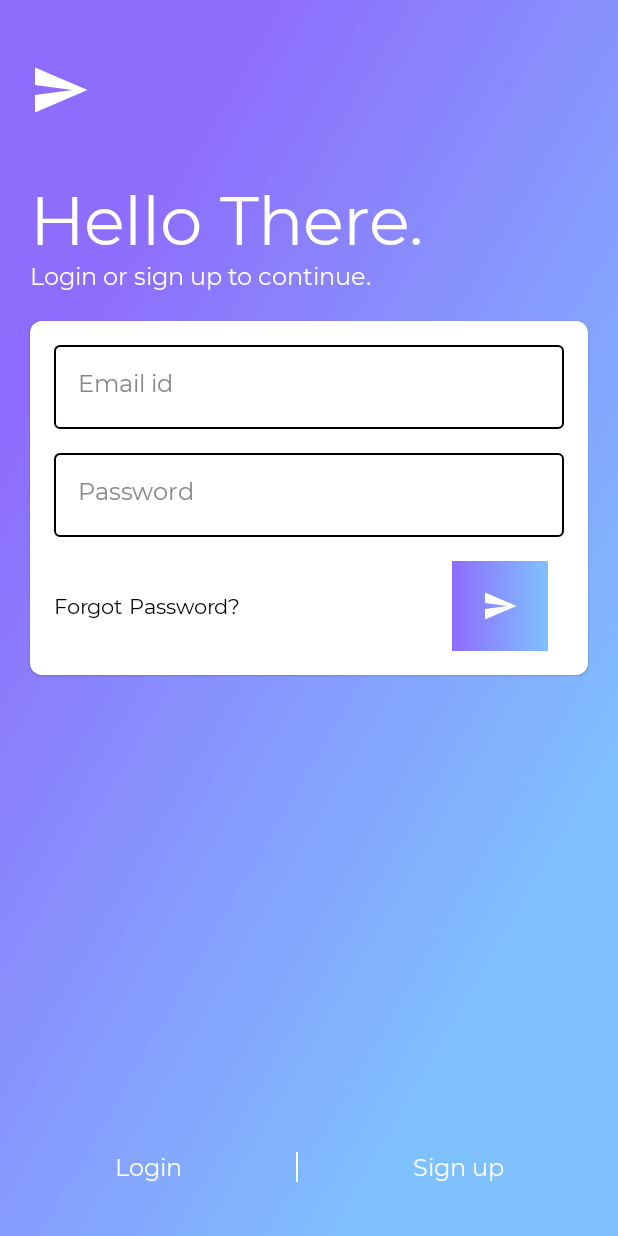
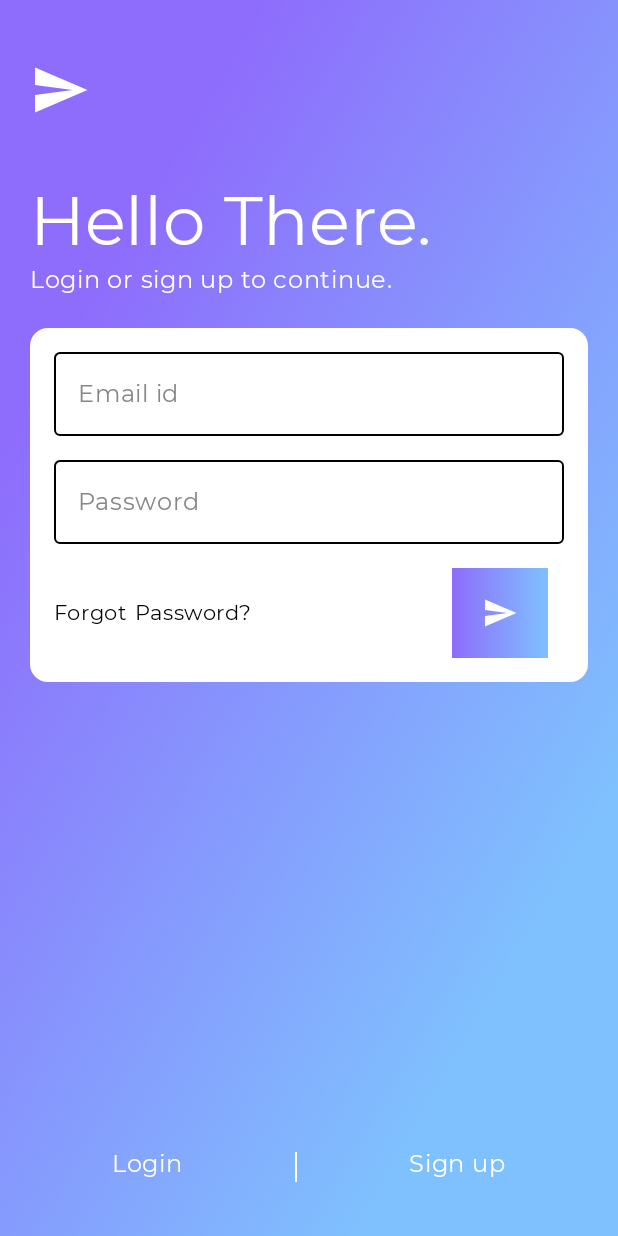
Before and after one commit to nihas/Jetpack-Compose-Login-Screen, an Android app built with Jetpack Compose: the screen it shows after launch (MainActivity), on a phone screen of 412 x 824 dp. Run offline under Robolectric (Android 15) with nearby library versions, the phone set to English and light mode, and no system bars.

Commit message:
Latest Compose UI Changes Gradle changes

```diff
--- a/app/src/main/java/com/nihas/composeloginflow/animations/SplashTransition.kt
+++ b/app/src/main/java/com/nihas/composeloginflow/animations/SplashTransition.kt
@@ -1,4 +1,4 @@
-package ru.beryukhov.coffeegram.animations
+package com.nihas.composeloginflow.animations
 
 import androidx.compose.animation.core.MutableTransitionState
 import androidx.compose.animation.core.Spring
--- a/app/src/main/java/com/nihas/composeloginflow/ui/theme/Color.kt
+++ b/app/src/main/java/com/nihas/composeloginflow/ui/theme/Color.kt
@@ -2,7 +2,10 @@ package com.nihas.composeloginflow.ui.theme
 
 import androidx.compose.ui.graphics.Color
 
-val Purple200 = Color(0xFFBB86FC)
-val Purple500 = Color(0xFF6200EE)
-val Purple700 = Color(0xFF3700B3)
-val Teal200 = Color(0xFF03DAC5)
+val Purple80 = Color(0xFFD0BCFF)
+val PurpleGrey80 = Color(0xFFCCC2DC)
+val Pink80 = Color(0xFFEFB8C8)
+
+val Purple40 = Color(0xFF6650a4)
+val PurpleGrey40 = Color(0xFF625b71)
+val Pink40 = Color(0xFF7D5260)
--- a/app/src/main/java/com/nihas/composeloginflow/ui/theme/Shape.kt
+++ /dev/null
@@ -1,11 +0,0 @@
-package com.nihas.composeloginflow.ui.theme
-
-import androidx.compose.foundation.shape.RoundedCornerShape
-import androidx.compose.material.Shapes
-import androidx.compose.ui.unit.dp
-
-val Shapes = Shapes(
-    small = RoundedCornerShape(4.dp),
-    medium = RoundedCornerShape(8.dp),
-    large = RoundedCornerShape(16.dp)
-)
--- a/app/src/main/java/com/nihas/composeloginflow/ui/theme/Theme.kt
+++ b/app/src/main/java/com/nihas/composeloginflow/ui/theme/Theme.kt
@@ -1,40 +1,70 @@
 package com.nihas.composeloginflow.ui.theme
 
+import android.app.Activity
+import android.os.Build
 import androidx.compose.foundation.isSystemInDarkTheme
-import androidx.compose.material.MaterialTheme
-import androidx.compose.material.darkColors
-import androidx.compose.material.lightColors
+import androidx.compose.material3.MaterialTheme
+import androidx.compose.material3.darkColorScheme
+import androidx.compose.material3.dynamicDarkColorScheme
+import androidx.compose.material3.dynamicLightColorScheme
+import androidx.compose.material3.lightColorScheme
 import androidx.compose.runtime.Composable
-import androidx.compose.ui.graphics.Color
+import androidx.compose.runtime.SideEffect
+import androidx.compose.ui.graphics.toArgb
+import androidx.compose.ui.platform.LocalContext
+import androidx.compose.ui.platform.LocalView
+import androidx.core.view.WindowCompat
 
-private val DarkColorPalette = darkColors(
-    primary = Purple200,
-    primaryVariant = Purple700,
-    secondary = Teal200
+private val DarkColorScheme = darkColorScheme(
+    primary = Purple80,
+    secondary = PurpleGrey80,
+    tertiary = Pink80
 )
 
-private val LightColorPalette = lightColors(
-    primary = Purple500,
-    primaryVariant = Purple700,
-    secondary = Teal200,
+private val LightColorScheme = lightColorScheme(
+    primary = Purple40,
+    secondary = PurpleGrey40,
+    tertiary = Pink40
 
+    /* Other default colors to override
+    background = Color(0xFFFFFBFE),
+    surface = Color(0xFFFFFBFE),
+    onPrimary = Color.White,
+    onSecondary = Color.White,
+    onTertiary = Color.White,
+    onBackground = Color(0xFF1C1B1F),
+    onSurface = Color(0xFF1C1B1F),
+    */
 )
 
 @Composable
 fun ComposeLoginFlowTheme(
     darkTheme: Boolean = isSystemInDarkTheme(),
-    content: @Composable() () -> Unit
+    // Dynamic color is available on Android 12+
+    dynamicColor: Boolean = true,
+    content: @Composable () -> Unit
 ) {
-    val colors = if (darkTheme) {
-        DarkColorPalette
-    } else {
-        LightColorPalette
+    val colorScheme = when {
+        dynamicColor && Build.VERSION.SDK_INT >= Build.VERSION_CODES.S -> {
+            val context = LocalContext.current
+            if (darkTheme) dynamicDarkColorScheme(context) else dynamicLightColorScheme(context)
+        }
+
+        darkTheme -> DarkColorScheme
+        else -> LightColorScheme
+    }
+    val view = LocalView.current
+    if (!view.isInEditMode) {
+        SideEffect {
+            val window = (view.context as Activity).window
+            window.statusBarColor = colorScheme.primary.toArgb()
+            WindowCompat.getInsetsController(window, view).isAppearanceLightStatusBars = darkTheme
+        }
     }
 
     MaterialTheme(
-        colors = colors,
+        colorScheme = colorScheme,
         typography = Typography,
-        shapes = Shapes,
         content = content
     )
 }
--- a/app/src/main/java/com/nihas/composeloginflow/ui/theme/Type.kt
+++ b/app/src/main/java/com/nihas/composeloginflow/ui/theme/Type.kt
@@ -1,6 +1,5 @@
 package com.nihas.composeloginflow.ui.theme
-
-import androidx.compose.material.Typography
+import androidx.compose.material3.Typography
 import androidx.compose.ui.text.TextStyle
 import androidx.compose.ui.text.font.Font
 import androidx.compose.ui.text.font.FontFamily
@@ -17,54 +16,29 @@ val light = Font(R.font.montserrat_light, FontWeight.Light)
 
 val appFontFamily = FontFamily(fonts = listOf(regular, medium, semibold, light))
 
+// Set of Material typography styles to start with
 val Typography = Typography(
-    h4 = TextStyle(
-        fontFamily = appFontFamily,
-        fontWeight = FontWeight.W700,
-        fontSize = 30.sp
-    ),
-    h5 = TextStyle(
-        fontFamily = appFontFamily,
-        fontWeight = FontWeight.W600,
-        fontSize = 24.sp
-    ),
-    h6 = TextStyle(
-        fontFamily = appFontFamily,
-        fontWeight = FontWeight.W700,
-        fontSize = 20.sp
-    ),
-    subtitle1 = TextStyle(
+    bodyLarge = TextStyle(
         fontFamily = appFontFamily,
         fontWeight = FontWeight.Normal,
-        fontSize = 16.sp
-    ),
-    subtitle2 = TextStyle(
-        fontFamily = appFontFamily,
-        fontWeight = FontWeight.W600,
-        fontSize = 14.sp
-    ),
-    body1 = TextStyle(
-        fontFamily = appFontFamily,
-        fontWeight = FontWeight.Normal,
-        fontSize = 16.sp
-    ),
-    body2 = TextStyle(
-        fontFamily = appFontFamily,
-        fontSize = 14.sp
-    ),
-    button = TextStyle(
-        fontFamily = appFontFamily,
-        fontWeight = FontWeight.W600,
-        fontSize = 14.sp
-    ),
-    caption = TextStyle(
-        fontFamily = appFontFamily,
-        fontWeight = FontWeight.Normal,
-        fontSize = 12.sp
-    ),
-    overline = TextStyle(
-        fontFamily = appFontFamily,
-        fontWeight = FontWeight.Normal,
-        fontSize = 10.sp
+        fontSize = 16.sp,
+        lineHeight = 24.sp,
+        letterSpacing = 0.5.sp
     )
+/* Other default text styles to override
+titleLarge = TextStyle(
+    fontFamily = FontFamily.Default,
+    fontWeight = FontWeight.Normal,
+    fontSize = 22.sp,
+    lineHeight = 28.sp,
+    letterSpacing = 0.sp
+),
+labelSmall = TextStyle(
+    fontFamily = FontFamily.Default,
+    fontWeight = FontWeight.Medium,
+    fontSize = 11.sp,
+    lineHeight = 16.sp,
+    letterSpacing = 0.5.sp
 )
+*/
+)
--- a/app/src/main/java/com/nihas/composeloginflow/ui/view/LandingPage.kt
+++ b/app/src/main/java/com/nihas/composeloginflow/ui/view/LandingPage.kt
@@ -12,7 +12,6 @@ import androidx.compose.ui.graphics.Color
 import androidx.compose.ui.res.painterResource
 import androidx.compose.ui.unit.dp
 import com.nihas.composeloginflow.R
-import com.nihas.composeloginflow.ui.gradientBackground
 
 
 @Composable
--- a/app/src/main/java/com/nihas/composeloginflow/ui/view/LoginScreen.kt
+++ b/app/src/main/java/com/nihas/composeloginflow/ui/view/LoginScreen.kt
@@ -1,9 +1,20 @@
-package com.nihas.composeloginflow.ui
+package com.nihas.composeloginflow.ui.view
 
 import androidx.compose.foundation.background
 import androidx.compose.foundation.layout.*
 import androidx.compose.foundation.text.KeyboardOptions
 import androidx.compose.material.*
+import androidx.compose.material3.Card
+import androidx.compose.material3.CardDefaults
+import androidx.compose.material3.CircularProgressIndicator
+import androidx.compose.material3.Divider
+import androidx.compose.material3.ExperimentalMaterial3Api
+import androidx.compose.material3.Icon
+import androidx.compose.material3.IconButton
+import androidx.compose.material3.MaterialTheme
+import androidx.compose.material3.OutlinedTextField
+import androidx.compose.material3.Text
+import androidx.compose.material3.TextFieldDefaults
 import androidx.compose.runtime.Composable
 import androidx.compose.runtime.mutableStateOf
 import androidx.compose.runtime.remember
@@ -16,14 +27,13 @@ import androidx.compose.ui.graphics.Color
 import androidx.compose.ui.res.painterResource
 import androidx.compose.ui.text.input.KeyboardType
 import androidx.compose.ui.text.input.TextFieldValue
-import androidx.compose.ui.tooling.preview.Preview
 import androidx.compose.ui.unit.dp
 import androidx.compose.ui.unit.sp
 import com.nihas.composeloginflow.R
-import com.nihas.composeloginflow.ui.theme.Purple500
-import com.nihas.composeloginflow.ui.theme.Shapes
+import com.nihas.composeloginflow.ui.theme.Purple80
 import kotlin.math.*
 
+@OptIn(ExperimentalMaterial3Api::class)
 @Composable
 fun LoginScreen(modifier: Modifier = Modifier){
     Column(
@@ -43,7 +53,10 @@ fun LoginScreen(modifier: Modifier = Modifier){
             modifier = Modifier.padding(horizontal = 20.dp), color= Color.White,fontSize = 16.sp)
 
         //CARDVIEW
-        Card(shape = Shapes.medium,backgroundColor = Color.White,
+        Card(shape = MaterialTheme.shapes.medium,
+            colors = CardDefaults.cardColors(
+                containerColor = Color.White,
+            ),
             modifier = Modifier
                 .padding(20.dp)
                 .fillMaxWidth()
@@ -58,7 +71,7 @@ fun LoginScreen(modifier: Modifier = Modifier){
                 },modifier = Modifier.fillMaxWidth(),
                     placeholder = { Text(text = "Email id") },
                     colors = TextFieldDefaults.outlinedTextFieldColors(
-                        focusedBorderColor = Purple500,
+                        focusedBorderColor = Purple80,
                         unfocusedBorderColor = Color.Black,
                         placeholderColor = Color.Gray,
                         textColor = Color.Black
@@ -71,7 +84,7 @@ fun LoginScreen(modifier: Modifier = Modifier){
                     .fillMaxWidth(),placeholder = { Text(text = "Password") },
                     keyboardOptions = KeyboardOptions(keyboardType = KeyboardType.Password),
                     colors = TextFieldDefaults.outlinedTextFieldColors(
-                        focusedBorderColor = Purple500,
+                        focusedBorderColor = Purple80,
                         unfocusedBorderColor = Color.Black,
                         placeholderColor = Color.Gray,
                         textColor = Color.Black
--- a/app/src/main/res/values-night/themes.xml
+++ /dev/null
@@ -1,16 +0,0 @@
-<resources xmlns:tools="http://schemas.android.com/tools">
-    <!-- Base application theme. -->
-    <style name="Theme.ComposeLoginFlow" parent="Theme.MaterialComponents.Light">
-        <!-- Primary brand color. -->
-        <item name="colorPrimary">@color/purple_200</item>
-        <item name="colorPrimaryVariant">@color/purple_700</item>
-        <item name="colorOnPrimary">@color/black</item>
-        <!-- Secondary brand color. -->
-        <item name="colorSecondary">@color/teal_200</item>
-        <item name="colorSecondaryVariant">@color/teal_200</item>
-        <item name="colorOnSecondary">@color/black</item>
-        <!-- Status bar color. -->
-        <item name="android:statusBarColor" tools:targetApi="l">?attr/colorPrimaryVariant</item>
-        <!-- Customize your theme here. -->
-    </style>
-</resources>
--- a/app/src/main/res/values/themes.xml
+++ b/app/src/main/res/values/themes.xml
@@ -1,25 +1,5 @@
-<resources xmlns:tools="http://schemas.android.com/tools">
-    <!-- Base application theme. -->
-    <style name="Theme.ComposeLoginFlow" parent="Theme.MaterialComponents.Light">
-        <!-- Primary brand color. -->
-        <item name="colorPrimary">@color/purple_500</item>
-        <item name="colorPrimaryVariant">@color/purple_700</item>
-        <item name="colorOnPrimary">@color/white</item>
-        <!-- Secondary brand color. -->
-        <item name="colorSecondary">@color/teal_200</item>
-        <item name="colorSecondaryVariant">@color/teal_700</item>
-        <item name="colorOnSecondary">@color/black</item>
-        <!-- Status bar color. -->
-        <item name="android:statusBarColor" tools:targetApi="l">?attr/colorPrimaryVariant</item>
-        <!-- Customize your theme here. -->
-    </style>
+<?xml version="1.0" encoding="utf-8"?>
+<resources>
 
-    <style name="Theme.ComposeLoginFlow.NoActionBar">
-        <item name="windowActionBar">false</item>
-        <item name="windowNoTitle">true</item>
-    </style>
-
-    <style name="Theme.ComposeLoginFlow.AppBarOverlay" parent="ThemeOverlay.AppCompat.Dark.ActionBar" />
-
-    <style name="Theme.ComposeLoginFlow.PopupOverlay" parent="ThemeOverlay.AppCompat.Light" />
+    <style name="Theme.JetpackComposeLoginScreen" parent="android:Theme.Material.Light.NoActionBar" />
 </resources>
```
Also changed, not shown: app/build.gradle (+20 -18 lines), app/src/main/AndroidManifest.xml (+6 -2 lines), app/src/main/java/com/nihas/composeloginflow/MainActivity.kt (+3 -4 lines), app/src/main/res/xml/backup_rules.xml (added, +13 -0 lines), app/src/main/res/xml/data_extraction_rules.xml (added, +19 -0 lines), build.gradle (+4 -19 lines), settings.gradle (+7 -1 lines), gradle/wrapper/gradle-wrapper.properties, 2 other files.
